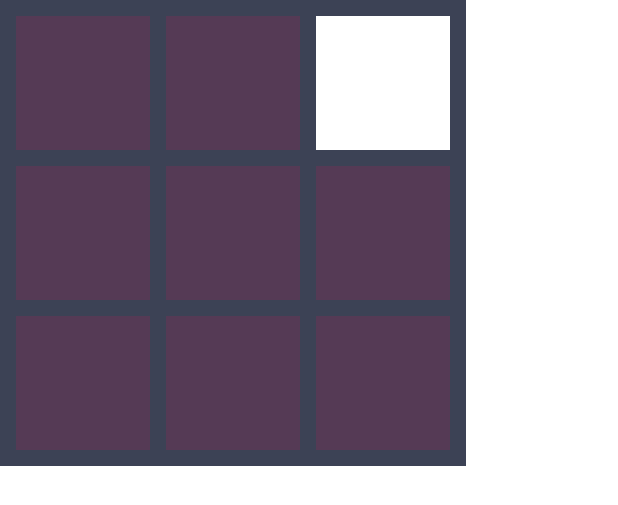
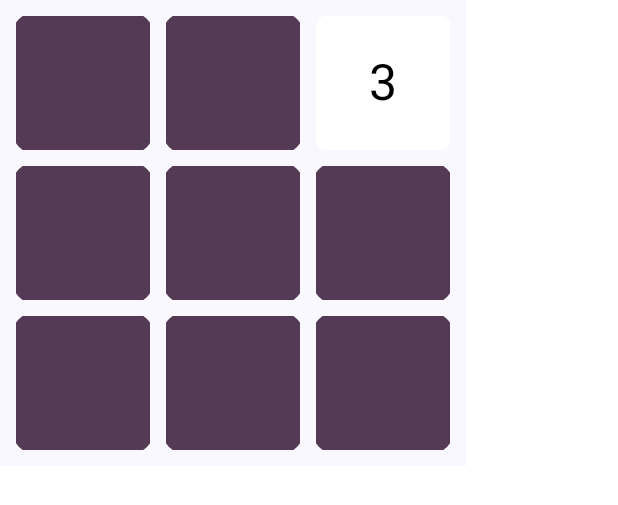
Before and after one commit to JosenRomero/MultiplesOfThree, an Android app built with Jetpack Compose: the @Preview function BoardPreview, on a phone screen of 412 x 824 dp. Shown: the top 505 px of the screen. Run offline under Robolectric (Android 15) with nearby library versions, the phone set to English and light mode, and no system bars.

Commit message:
update Board component

```diff
--- a/app/src/main/java/com/josenromero/multiplesofthree/ui/main/components/Board.kt
+++ b/app/src/main/java/com/josenromero/multiplesofthree/ui/main/components/Board.kt
@@ -12,6 +12,7 @@ import androidx.compose.foundation.layout.width
 import androidx.compose.foundation.lazy.LazyColumn
 import androidx.compose.foundation.lazy.LazyRow
 import androidx.compose.foundation.lazy.itemsIndexed
+import androidx.compose.foundation.shape.RoundedCornerShape
 import androidx.compose.material3.MaterialTheme
 import androidx.compose.material3.Text
 import androidx.compose.runtime.Composable
@@ -31,7 +32,7 @@ fun Board(
 
     LazyColumn(
         modifier = Modifier
-            .background(MaterialTheme.colorScheme.secondary),
+            .background(color = MaterialTheme.colorScheme.background),
         contentPadding = PaddingValues(5.dp)
     ) {
         itemsIndexed(items = board) {i, rowItems ->
@@ -62,17 +63,20 @@ fun TableCell(
             .width(100.dp)
             .height(100.dp)
             .background(
-                color = if (emptyCell) MaterialTheme.colorScheme.tertiary else MaterialTheme.colorScheme.onSecondary
+                color = if (emptyCell) MaterialTheme.colorScheme.tertiary else MaterialTheme.colorScheme.onSecondary,
+                shape = RoundedCornerShape(25.dp)
             )
-            .border(5.dp, MaterialTheme.colorScheme.secondary)
+            .border(
+                width = 5.dp,
+                color = MaterialTheme.colorScheme.background
+            )
             .padding(16.dp)
             .clickable { onClick(position) },
         contentAlignment = Alignment.Center
     ) {
         Text(
             text = if (emptyCell) "" else item.toString(),
-            color = MaterialTheme.colorScheme.onTertiary,
-            fontSize = 16.sp
+            fontSize = 33.sp
         )
     }
 
```
